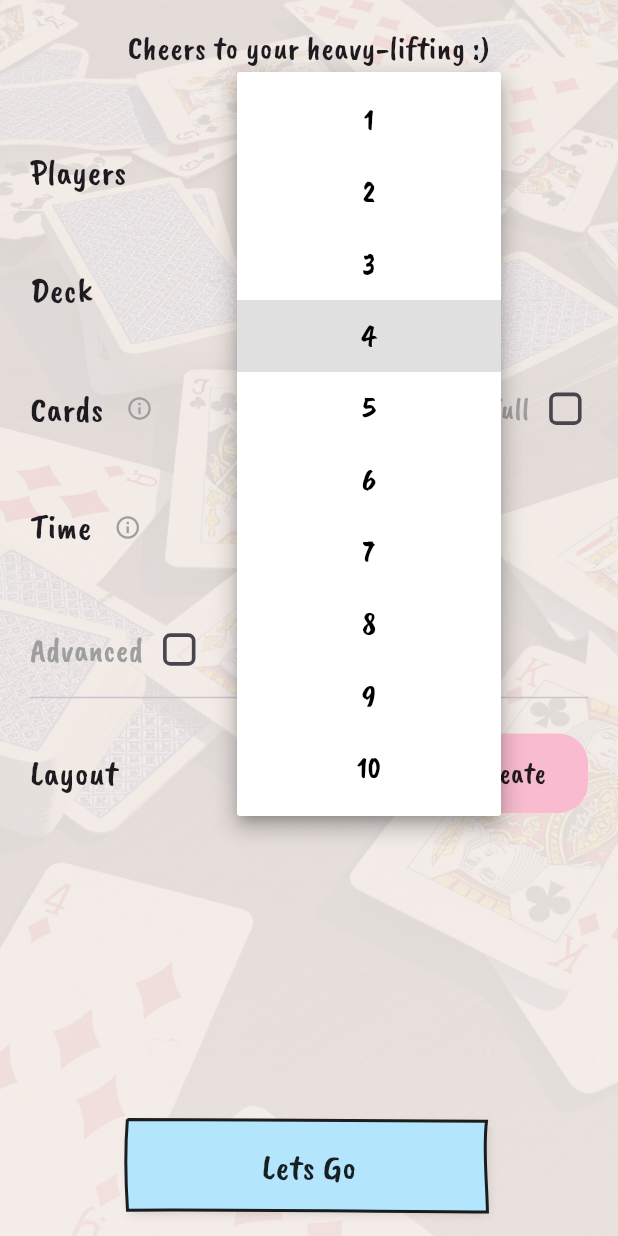
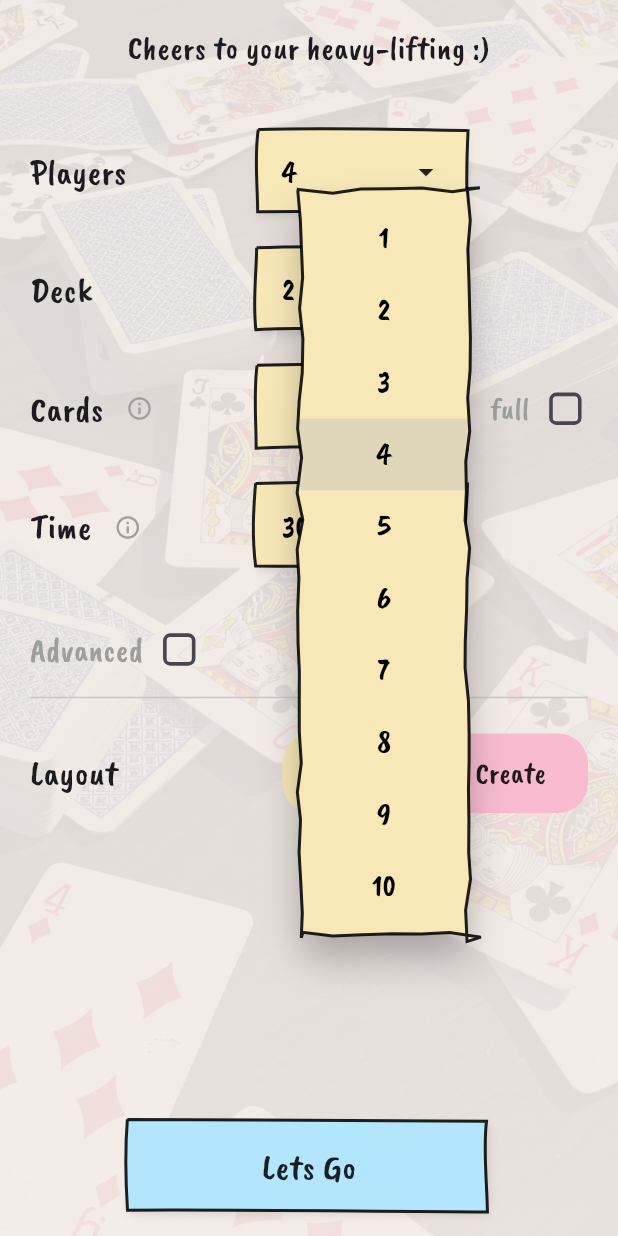
Before and after one commit to karthik24iyer/deckopia, a Flutter app: the HostGameScreen screen opened by its route, after a tap on an icon or button, on a phone screen of 412 x 824 dp. Run offline on Flutter 3.47's test engine with Material 3 defaults, Android fonts, the phone set to English and light mode, and no system bars.

Commit message:
Added sketchy dropdowns

```diff
--- /dev/null
+++ b/lib/models/sketchy_dropdown_button.dart
@@ -0,0 +1,220 @@
+import 'package:flutter/material.dart';
+import 'package:deckopia/helper/sketchy_painter.dart';
+import 'package:deckopia/util/config_provider.dart';
+import 'package:deckopia/config/app_config.dart';
+import 'dart:math' show Random;
+
+class SketchyDropdownMenuItem<T> extends DropdownMenuItem<T> {
+  SketchyDropdownMenuItem({
+    Key? key,
+    required T value,
+    required Widget child,
+  }) : super(key: key, value: value, child: child);
+}
+
+class SketchyDropdownButton<T> extends StatelessWidget {
+  final T value;
+  final List<DropdownMenuItem<T>> items;
+  final ValueChanged<T?> onChanged;
+  final int seed;
+  final double? width;
+  final double? height;
+  final TextStyle? style;
+  final String fontFamily;
+
+  const SketchyDropdownButton({
+    Key? key,
+    required this.value,
+    required this.items,
+    required this.onChanged,
+    required this.seed,
+    this.width,
+    this.height,
+    this.style,
+    this.fontFamily = 'CaveatBrush',
+  }) : super(key: key);
+
+  @override
+  Widget build(BuildContext context) {
+    final appConfig = context.appConfig;
+    final buttonConfig = context.config.sketchyButton;
+    final sketchyConfig = context.config.sketchy;
+    final shadow = buttonConfig.shadow;
+
+    return Container(
+      width: width,
+      height: height ?? buttonConfig.height,
+      decoration: BoxDecoration(
+        boxShadow: [
+          BoxShadow(
+            color: Colors.black.withOpacity(shadow.opacity),
+            blurRadius: shadow.blur,
+            offset: Offset(shadow.offsetX, shadow.offsetY),
+          ),
+        ],
+      ),
+      child: CustomPaint(
+        painter: SketchyButtonPainter(
+          const Color(0xFFF8E8B8), // Yellow color from Load button
+          seed,
+          buttonConfig.noiseMagnitude,
+          buttonConfig.curveNoiseMagnitude,
+          sketchyConfig,
+        ),
+        child: Material(
+          color: Colors.transparent,
+          child: PopupMenuButton<T>(
+            initialValue: value,
+            onSelected: onChanged,
+            color: const Color(0xFFF8E8B8), // Yellow color for menu background
+            elevation: 8,
+            itemBuilder: (context) {
+              return items.map((item) {
+                return PopupMenuItem<T>(
+                  value: item.value,
+                  // Apply proper font styling to menu items
+                  child: Center(
+                    child: Text(
+                      item.value.toString(),
+                      style: TextStyle(
+                        fontSize: 20,
+                        fontFamily: fontFamily,
+                        color: Colors.black,
+                      ),
+                    ),
+                  ),
+                );
+              }).toList();
+            },
+            offset: const Offset(0, 40),
+            shape: _SketchyMenuBorder(
+              noiseMagnitude: buttonConfig.noiseMagnitude,
+              sketchyConfig: sketchyConfig,
+              seed: seed + 100,
+            ),
+            child: Center(
+              child: Padding(
+                padding: const EdgeInsets.symmetric(horizontal: 16.0),
+                child: Row(
+                  mainAxisAlignment: MainAxisAlignment.center,
+                  children: [
+                    Text(
+                      value.toString(),
+                      style: style ?? TextStyle(
+                        fontSize: 20,
+                        fontFamily: fontFamily,
+                        color: Colors.black,
+                      ),
+                    ),
+                    const Spacer(),
+                    const Icon(Icons.arrow_drop_down),
+                  ],
+                ),
+              ),
+            ),
+          ),
+        ),
+      ),
+    );
+  }
+}
+
+class _SketchyMenuBorder extends ShapeBorder {
+  final double noiseMagnitude;
+  final SketchyConfig sketchyConfig;
+  final int seed;
+
+  const _SketchyMenuBorder({
+    required this.noiseMagnitude,
+    required this.sketchyConfig,
+    required this.seed,
+  });
+
+  @override
+  EdgeInsetsGeometry get dimensions => EdgeInsets.zero;
+
+  @override
+  Path getInnerPath(Rect rect, {TextDirection? textDirection}) {
+    return Path()..addRect(rect);
+  }
+
+  @override
+  Path getOuterPath(Rect rect, {TextDirection? textDirection}) {
+    return _createSketchyPath(rect);
+  }
+
+  Path _createSketchyPath(Rect rect) {
+    final random = Random(seed);
+    final path = Path();
+
+    // Create points with noise
+    final points = <Offset>[];
+    final segmentLength = sketchyConfig.segmentLength;
+
+    final horizontalSegments = (rect.width / segmentLength).ceil();
+    final verticalSegments = (rect.height / segmentLength).ceil();
+
+    // Top line
+    for (int i = 0; i <= horizontalSegments; i++) {
+      points.add(Offset(
+        rect.left + i * segmentLength + _addNoise(random),
+        rect.top + _addNoise(random)
+      ));
+    }
+
+    // Right line
+    for (int i = 0; i <= verticalSegments; i++) {
+      points.add(Offset(
+        rect.right + _addNoise(random),
+        rect.top + i * segmentLength + _addNoise(random)
+      ));
+    }
+
+    // Bottom line
+    for (int i = horizontalSegments; i >= 0; i--) {
+      points.add(Offset(
+        rect.left + i * segmentLength + _addNoise(random),
+        rect.bottom + _addNoise(random)
+      ));
+    }
+
+    // Left line
+    for (int i = verticalSegments; i >= 0; i--) {
+      points.add(Offset(
+        rect.left + _addNoise(random),
+        rect.top + i * segmentLength + _addNoise(random)
+      ));
+    }
+
+    path.moveTo(points[0].dx, points[0].dy);
+    for (int i = 1; i < points.length; i++) {
+      path.lineTo(points[i].dx, points[i].dy);
+    }
+
+    path.close();
+    return path;
+  }
+
+  double _addNoise(Random random) {
+    return (random.nextDouble() - 0.5) * noiseMagnitude * 2;
+  }
+
+  @override
+  void paint(Canvas canvas, Rect rect, {TextDirection? textDirection}) {
+    final paint = Paint()
+      ..color = sketchyConfig.borderColor
+      ..style = PaintingStyle.stroke
+      ..strokeWidth = sketchyConfig.strokeWidth;
+
+    canvas.drawPath(_createSketchyPath(rect), paint);
+  }
+
+  @override
+  ShapeBorder scale(double t) {
+    return _SketchyMenuBorder(
+      noiseMagnitude: noiseMagnitude * t,
+      sketchyConfig: sketchyConfig,
+      seed: seed,
+    );
+  }
+}
--- a/lib/page/host_game.dart
+++ b/lib/page/host_game.dart
@@ -1,5 +1,8 @@
 import 'package:flutter/material.dart';
 import 'package:deckopia/models/sketchy_button.dart';
+import 'package:deckopia/models/sketchy_dropdown_button.dart';
+import 'package:deckopia/helper/sketchy_painter.dart';
+import 'package:deckopia/util/config_provider.dart';
 
 class HostGameScreen extends StatefulWidget {
   const HostGameScreen({Key? key}) : super(key: key);
@@ -39,6 +42,9 @@ class _HostGameScreenState extends State<HostGameScreen> {
   @override
   void initState() {
     super.initState();
+    // Initialize cards with the default value of (52*deck)/player
+    _cards = _maxCardsPerPlayer;
+    _cardsController.text = _cards.toString();
     _cardsController.addListener(_validateCards);
   }
 
@@ -235,34 +241,30 @@ class _HostGameScreenState extends State<HostGameScreen> {
                                 ),
                               ),
                               const Spacer(),
-                              Container(
+                              SketchyDropdownButton<int>(
                                 width: 140,
                                 height: 55,
-                                decoration: BoxDecoration(
-                                  border: Border.all(
-                                    color: Colors.grey.shade400,
-                                    width: 2,
-                                  ),
-                                  borderRadius: BorderRadius.circular(8),
-                                ),
-                                child: DropdownButtonHideUnderline(
-                                  child: DropdownButton<int>(
                                 value: _players,
-                                    icon: const Icon(Icons.arrow_drop_down),
-                                    iconSize: 24,
-                                    elevation: 8,
-                                    isExpanded: true,
-                                    dropdownColor: Colors.white,
+                                seed: 10,
+                                fontFamily: 'CaveatBrush',
                                 style: const TextStyle(
                                   color: Colors.black,
                                   fontSize: 20,
                                   fontFamily: 'CaveatBrush',
                                 ),
-                                    alignment: Alignment.center,
                                 onChanged: (int? newValue) {
                                   if (newValue != null) {
                                     setState(() {
                                       _players = newValue;
+                                      // Always update cards when player count changes
+                                      if (_fullDistribution) {
+                                        _cards = _maxCardsPerPlayer;
+                                        _cardsController.text = _cards.toString();
+                                      } else {
+                                        // Set cards to (52*deck)/player as default
+                                        _cards = _maxCardsPerPlayer;
+                                        _cardsController.text = _cards.toString();
+                                      }
                                       _validateCards();
                                     });
                                   }
@@ -274,8 +276,6 @@ class _HostGameScreenState extends State<HostGameScreen> {
                                     child: Text(value.toString()),
                                   );
                                 }).toList(),
-                                  ),
-                                ),
                               ),
                               const SizedBox(width: 80,),
                             ],
@@ -294,34 +294,30 @@ class _HostGameScreenState extends State<HostGameScreen> {
                                 ),
                               ),
                               const Spacer(),
-                              Container(
+                              SketchyDropdownButton<int>(
                                 width: 140,
                                 height: 55,
-                                decoration: BoxDecoration(
-                                  border: Border.all(
-                                    color: Colors.grey.shade400,
-                                    width: 2,
-                                  ),
-                                  borderRadius: BorderRadius.circular(8),
-                                ),
-                                child: DropdownButtonHideUnderline(
-                                  child: DropdownButton<int>(
                                 value: _decks,
-                                    icon: const Icon(Icons.arrow_drop_down),
-                                    iconSize: 24,
-                                    elevation: 8,
-                                    isExpanded: true,
-                                    dropdownColor: Colors.white,
+                                seed: 20,
+                                fontFamily: 'CaveatBrush',
                                 style: const TextStyle(
                                   color: Colors.black,
                                   fontSize: 20,
                                   fontFamily: 'CaveatBrush',
                                 ),
-                                    alignment: Alignment.center,
                                 onChanged: (int? newValue) {
                                   if (newValue != null) {
                                     setState(() {
                                       _decks = newValue;
+                                      // Always update cards when deck changes
+                                      if (_fullDistribution) {
+                                        _cards = _maxCardsPerPlayer;
+                                        _cardsController.text = _cards.toString();
+                                      } else {
+                                        // Set cards to (52*deck)/player as default
+                                        _cards = _maxCardsPerPlayer;
+                                        _cardsController.text = _cards.toString();
+                                      }
                                       _validateCards();
                                     });
                                   }
@@ -333,8 +329,6 @@ class _HostGameScreenState extends State<HostGameScreen> {
                                     child: Text(value.toString()),
                                   );
                                 }).toList(),
-                                  ),
-                                ),
                               ),
                               const SizedBox(width: 80,),
                             ],
@@ -362,16 +356,28 @@ class _HostGameScreenState extends State<HostGameScreen> {
                                 onPressed: () => _showTooltip('Number of cards per player', _cardsInfoKey),
                               ),
                               const Spacer(),
+                              // Cards input with sketchy style
                               Container(
                                 width: 140,
                                 height: 55,
-                                decoration: BoxDecoration(
-                                  border: Border.all(
-                                    color: _cardsError != null ? Colors.red : Colors.grey.shade400,
-                                    width: 2,
+                                child: Stack(
+                                  children: [
+                                    // Sketchy background
+                                    CustomPaint(
+                                      painter: SketchyButtonPainter(
+                                        const Color(0xFFF8E8B8), // Yellow color to match dropdowns
+                                        50, // Different seed for variation
+                                        context.config.sketchyButton.noiseMagnitude,
+                                        context.config.sketchyButton.curveNoiseMagnitude,
+                                        context.config.sketchy,
                                       ),
-                                  borderRadius: BorderRadius.circular(8),
+                                      child: Container(
+                                        width: 140,
+                                        height: 55,
                                       ),
+                                    ),
+                                    // Text input
+                                    Center(
                                       child: TextField(
                                         controller: _cardsController,
                                         enabled: !_fullDistribution,
@@ -379,12 +385,15 @@ class _HostGameScreenState extends State<HostGameScreen> {
                                         textAlign: TextAlign.center,
                                         decoration: const InputDecoration(
                                           border: InputBorder.none,
-                                    contentPadding: EdgeInsets.symmetric(horizontal: 8),
+                                          contentPadding: EdgeInsets.symmetric(horizontal: 16),
                                         ),
                                         style: const TextStyle(
                                           fontSize: 20,
                                           fontFamily: 'CaveatBrush',
                                         ),
+                                      ),
+                                    ),
+                                  ],
                                 ),
                               ),
                               SizedBox(
@@ -454,30 +463,17 @@ class _HostGameScreenState extends State<HostGameScreen> {
                                 onPressed: () => _showTooltip('Total round time per player', _timeInfoKey),
                               ),
                               const Spacer(),
-                              Container(
+                              SketchyDropdownButton<String>(
                                 width: 140,
                                 height: 55,
-                                decoration: BoxDecoration(
-                                  border: Border.all(
-                                    color: Colors.grey.shade400,
-                                    width: 2,
-                                  ),
-                                  borderRadius: BorderRadius.circular(8),
-                                ),
-                                child: DropdownButtonHideUnderline(
-                                  child: DropdownButton<String>(
                                 value: _time,
-                                    icon: const Icon(Icons.arrow_drop_down),
-                                    iconSize: 24,
-                                    elevation: 8,
-                                    isExpanded: true,
-                                    dropdownColor: Colors.white,
+                                seed: 30,
+                                fontFamily: 'CaveatBrush',
                                 style: const TextStyle(
                                   color: Colors.black,
                                   fontSize: 20,
                                   fontFamily: 'CaveatBrush',
                                 ),
-                                    alignment: Alignment.center,
                                 onChanged: (String? newValue) {
                                   if (newValue != null) {
                                     setState(() {
@@ -492,8 +488,6 @@ class _HostGameScreenState extends State<HostGameScreen> {
                                     child: Text(value),
                                   );
                                 }).toList(),
-                                  ),
-                                ),
                               ),
                               const SizedBox(width: 80,)
                             ],
```
Lines whose indentation alone changed are shown as unchanged.
